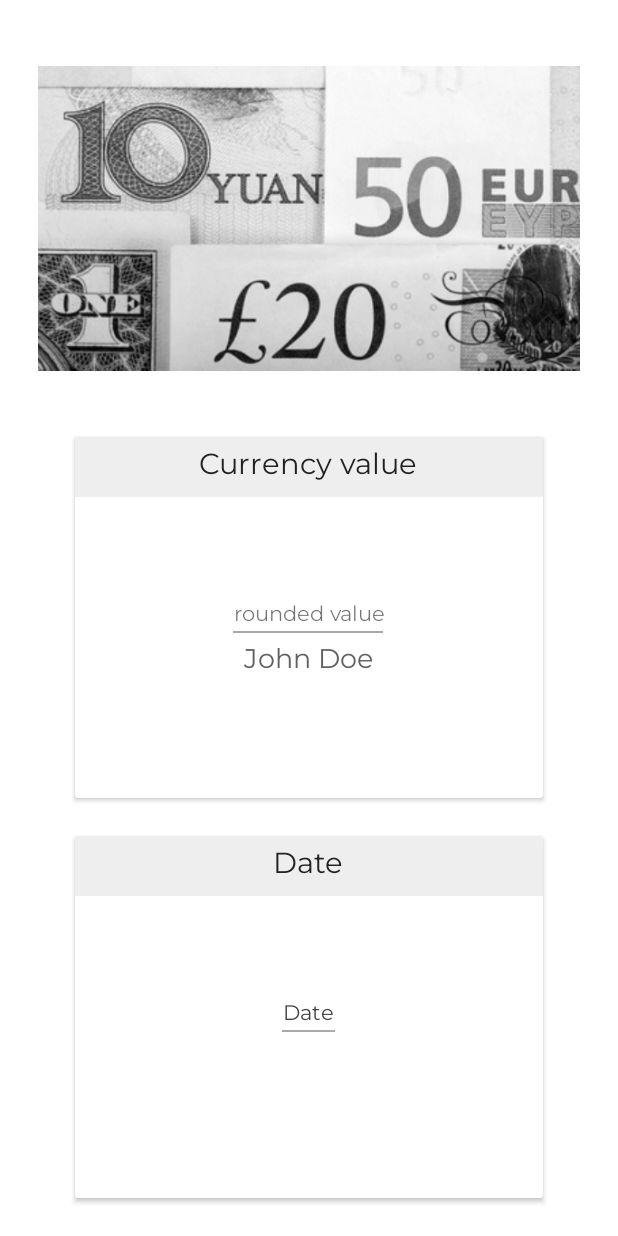
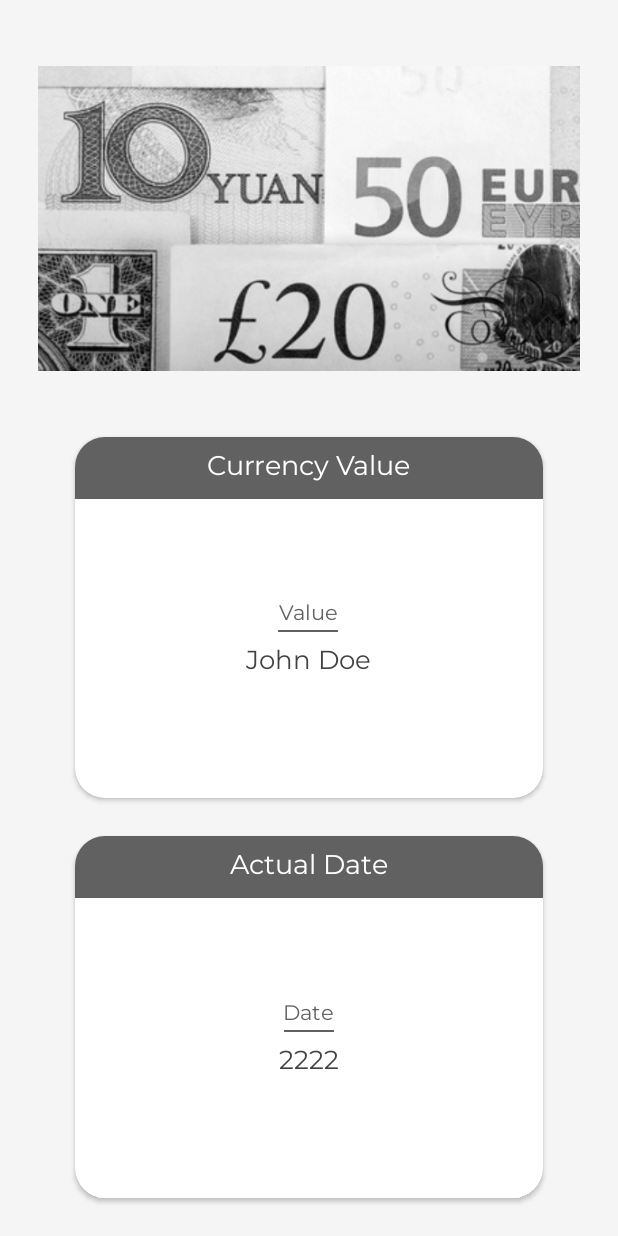
Before and after one commit to htw1/ShowCurrency, an Android app: the layout fragment_detail_list.xml on its own in the app's theme, with its tools: preview values and no code run, on a phone screen of 412 x 824 dp. Run offline under Robolectric (Android 15) with nearby library versions, the phone set to English and light mode, and no system bars.

Commit message:
add more visual improvements in detail fragment, fix opening detail after scrolling list crash

```diff
--- a/app/src/main/java/com/example/htw/currencyconverter/adapter/CurrencyRecyclerAdapter.java
+++ b/app/src/main/java/com/example/htw/currencyconverter/adapter/CurrencyRecyclerAdapter.java
@@ -112,15 +112,14 @@ public class CurrencyRecyclerAdapter extends RecyclerView.Adapter<CurrencyRecycl
 
         if(holder instanceof CurrencyViewHolder ){
             ((CurrencyViewHolder)holder).bindingValue.setCurrencyItem((CurrencyBinding) currencyList.get(position));
-            //Log.w("onBindViewHolder", ((CurrencyBinding) currencyList.get(position)).toString());
-            ((CurrencyViewHolder) holder).bindingValue.setClickCustomlistener(new View.OnClickListener() {
+            // for test
+/*            ((CurrencyViewHolder) holder).bindingValue.setClickCustomlistener(new View.OnClickListener() {
                 @Override
                 public void onClick(View view) {
                     Log.w("onClick", ((CurrencyBinding) currencyList.get(position)).toString());
-                    mCustomOnItemClickListener.onItemClick(view, (CurrencyBinding) currencyList.get(position));
-
+                        //mCustomOnItemClickListener.onItemClick(view, (CurrencyBinding) currencyList.get(position));
                 }
-            });
+            });*/
 
 
             ((CurrencyViewHolder)holder).bindingValue.executePendingBindings();
--- a/app/src/main/java/com/example/htw/currencyconverter/ui/DetailListFragment.java
+++ b/app/src/main/java/com/example/htw/currencyconverter/ui/DetailListFragment.java
@@ -105,7 +105,7 @@ public class DetailListFragment extends Fragment implements LifecycleOwner {
         /*Parse string data and set it in another format for your textView*/
 
         SimpleDateFormat fromServer = new SimpleDateFormat("yyyy-MM-dd");
-        SimpleDateFormat myFormat = new SimpleDateFormat("EEEE, dd MMMM yyyy");
+        SimpleDateFormat myFormat = new SimpleDateFormat("EEEE,  d MMMM yyyy");
         Date date = null;
         try {
             date = fromServer.parse(reciveDate);
--- a/app/src/main/java/com/example/htw/currencyconverter/ui/MainActivity.java
+++ b/app/src/main/java/com/example/htw/currencyconverter/ui/MainActivity.java
@@ -40,6 +40,7 @@ public class MainActivity extends AppCompatActivity {
     public void showDeatail(CurrencyBinding element) {
 
         DetailListFragment detailFragment = DetailListFragment.fragmentToFragment(element.getValue());
+
         //Toast.makeText(getApplicationContext(), element.getValue(), Toast.LENGTH_LONG).show();
         getSupportFragmentManager()
                 .beginTransaction()
--- a/app/src/main/res/drawable/ic_today_black_24dp.xml
+++ b/app/src/main/res/drawable/ic_today_black_24dp.xml
@@ -4,6 +4,6 @@
         android:viewportWidth="24.0"
         android:viewportHeight="24.0">
     <path
-        android:fillColor="#FF000000"
+        android:fillColor="#424242"
         android:pathData="M19,3h-1L18,1h-2v2L8,3L8,1L6,1v2L5,3c-1.11,0 -1.99,0.9 -1.99,2L3,19c0,1.1 0.89,2 2,2h14c1.1,0 2,-0.9 2,-2L21,5c0,-1.1 -0.9,-2 -2,-2zM19,19L5,19L5,8h14v11zM7,10h5v5L7,15z"/>
 </vector>
--- a/app/src/main/res/layout/fragment_currency_main_list.xml
+++ b/app/src/main/res/layout/fragment_currency_main_list.xml
@@ -8,7 +8,7 @@
     </data>
 
 <FrameLayout
-    android:background="@color/black_material_200"
+    android:background="@color/black_material_100"
     android:layout_width="match_parent"
     android:layout_height="match_parent"
     tools:context=".ui.MainListFragment">
--- a/app/src/main/res/layout/fragment_detail_list.xml
+++ b/app/src/main/res/layout/fragment_detail_list.xml
@@ -15,7 +15,7 @@
 
 
         <LinearLayout
-            android:background="@color/white"
+            android:background="@color/black_material_100"
             android:weightSum="3"
             android:id="@+id/linearLayout"
             android:layout_width="match_parent"
@@ -32,7 +32,7 @@
                 android:layout_height="0dp" />
 
     <android.support.v7.widget.CardView
-
+        app:cardCornerRadius="20dp"
         android:layout_weight="1"
         android:layout_marginRight="50dp"
         android:layout_marginLeft="50dp"
@@ -42,17 +42,17 @@
         android:orientation="vertical">
 
         <FrameLayout
-            android:background="@color/black_material_200"
             android:layout_width="match_parent"
-            android:layout_height="40dp">
+            android:layout_height="41dp"
+            android:background="@color/black_material_700">
 
-             <TextView
-                 android:textSize="19dp"
-                 android:textColor="@color/black_material_900"
-                 android:layout_gravity="center"
-                 android:text="Currency value"
-                 android:layout_width="wrap_content"
-                 android:layout_height="wrap_content" />
+            <TextView
+                android:layout_width="wrap_content"
+                android:layout_height="wrap_content"
+                android:layout_gravity="center"
+                android:text="Currency Value"
+                android:textColor="@color/white"
+                android:textSize="18dp" />
 
         </FrameLayout>
 
@@ -64,28 +64,29 @@
             android:layout_height="wrap_content">
 
 <TextView
-
+    android:textColor="@color/black_material_700"
     android:textSize="14dp"
     android:layout_gravity="center"
     android:gravity="center"
-    android:text="rounded value"
+    android:text="Value"
     android:layout_width="wrap_content"
     android:layout_height="wrap_content" />
 
         <View
-            android:layout_width="100dp"
+            android:layout_gravity="center"
+            android:layout_width="40dp"
             android:layout_height="1dp"
-            android:background="@android:color/darker_gray" />
+            android:background="@color/black_material_700" />
 
         <TextView
-            android:layout_marginTop="5dp"
+            android:layout_marginTop="7dp"
             android:layout_gravity="center"
             android:id="@+id/symbol_text"
             android:layout_width="wrap_content"
             android:layout_height="wrap_content"
             android:fontFamily="@font/montserrat"
-            android:textColor="@color/black_material_700"
-            android:textSize="18dp"
+            android:textColor="@color/black_material_800"
+            android:textSize="17dp"
             app:roundingText="@{currencyBindingItemDetail.value}"
             tools:text="John Doe" />
 
@@ -93,7 +94,7 @@
     </android.support.v7.widget.CardView>
 
             <android.support.v7.widget.CardView
-
+                app:cardCornerRadius="20dp"
                 android:layout_weight="1"
                 android:layout_marginRight="50dp"
                 android:layout_marginLeft="50dp"
@@ -103,15 +104,15 @@
                 android:orientation="vertical">
 
                 <FrameLayout
-                    android:background="@color/black_material_200"
+                    android:background="@color/black_material_700"
                     android:layout_width="match_parent"
-                    android:layout_height="40dp">
+                    android:layout_height="41dp">
 
                     <TextView
-                        android:textSize="19dp"
-                        android:textColor="@color/black_material_900"
+                        android:textSize="18dp"
+                        android:textColor="@color/white"
                         android:layout_gravity="center"
-                        android:text="Date"
+                        android:text="Actual Date"
                         android:layout_width="wrap_content"
                         android:layout_height="wrap_content" />
 
@@ -125,7 +126,7 @@
                     android:layout_height="wrap_content">
 
                     <TextView
-                        android:textColor="@color/black_material_800"
+                        android:textColor="@color/black_material_700"
                         android:textSize="14dp"
                         android:layout_gravity="center"
                         android:gravity="center"
@@ -135,21 +136,22 @@
 
                     <View
                         android:layout_gravity="center"
-                        android:layout_width="35dp"
+                        android:layout_width="33dp"
                         android:layout_height="1dp"
-                        android:background="@android:color/darker_gray" />
-
+                        android:background="@color/black_material_700" />
                     <TextView
-                        android:layout_marginTop="5dp"
+                        android:text="2222"
+                        android:layout_marginTop="7dp"
                         android:layout_gravity="center"
                         android:layout_width="wrap_content"
                         android:layout_height="wrap_content"
                         android:fontFamily="@font/montserrat"
-                        android:textColor="@color/black_material_700"
-                        android:textSize="18dp"
+                        android:textColor="@color/black_material_800"
+                        android:textSize="17dp"
                         android:id="@+id/date_text"
                         app:bindFriendlyServerDate="@{currencyItemDetailDate.date}"
                          />
+
 
                 </LinearLayout>
             </android.support.v7.widget.CardView>
```
Also changed, not shown: app/src/main/res/drawable/background_clipart.png (added), app/src/main/res/drawable/background_color.png (added).
